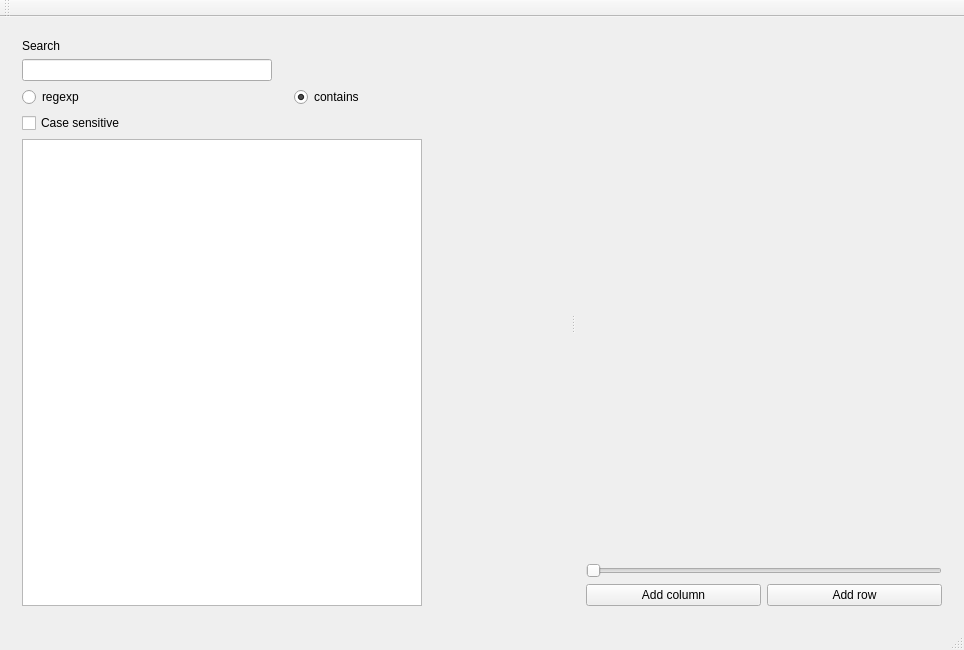
Qt form mainwindow.ui (ziparker/PlotJuggler) before a commit.
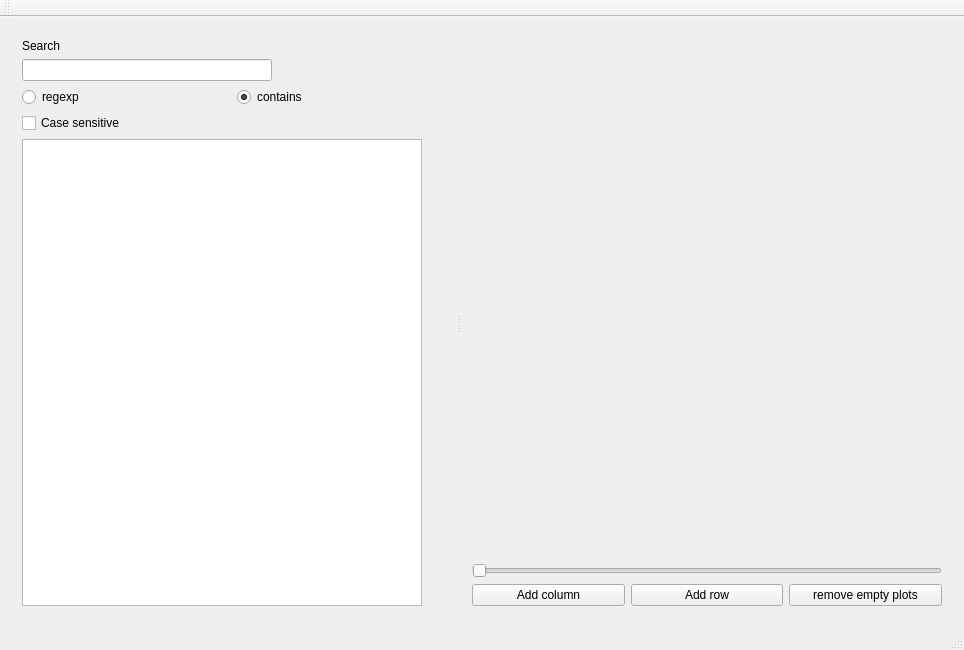
The same form after that commit.

```diff
--- a/mainwindow.ui
+++ b/mainwindow.ui
@@ -223,6 +223,16 @@
             </property>
            </widget>
           </item>
+          <item>
+           <widget class="QPushButton" name="pushAddPlot">
+            <property name="enabled">
+             <bool>true</bool>
+            </property>
+            <property name="text">
+             <string>remove empty plots</string>
+            </property>
+           </widget>
+          </item>
          </layout>
         </item>
        </layout>
```
Left out of the diff: 4 changed lines with no effect on the pictures.
